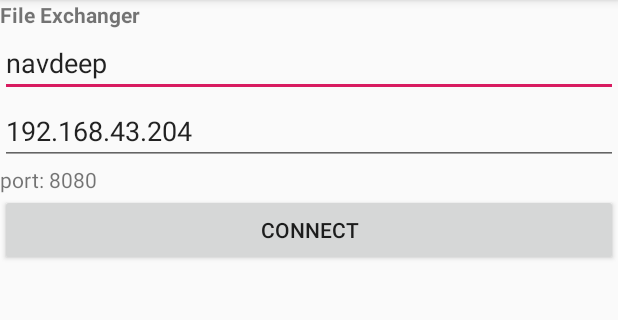
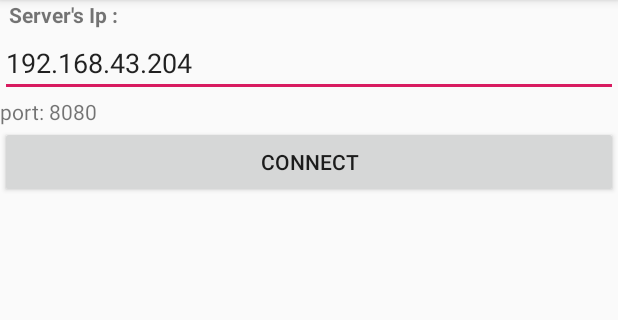
Before and after one commit to Navdeep-s/fast-file-transfer, an Android app: the screen it shows after launch (MainActivity), after a tap on "CONNECT", on a phone screen of 412 x 824 dp, the part 84-404 px from its top. Run offline under Robolectric (Android 15) with nearby library versions, the phone set to English and light mode, and no system bars.

Commit message:
added auto ip detection,fastfiletranfer named folder in android file maganger, removed some faaltu ui elements

```diff
--- a/android/app/src/main/java/com/example/fastfiletransfer/MainActivity.java
+++ b/android/app/src/main/java/com/example/fastfiletransfer/MainActivity.java
@@ -64,7 +64,7 @@ public class MainActivity extends AppCompatActivity {
     int id_count = 0;
     int file_count = 0;
     List<Uri> jobs=new LinkedList<>();
-
+    File saving_folder;
     DataOutputStream permanent_input;
     Hashtable<Integer, String> id_to_file_to_be_wrote=new Hashtable<>();
     Hashtable<String, Uri> getId_to_file_to_be_send=new Hashtable<>();
@@ -96,10 +96,23 @@ public class MainActivity extends AppCompatActivity {
 
         setContentView(R.layout.activity_main);
 
+        saving_folder = new File(Environment.getExternalStorageDirectory() +
+                File.separator + "FastFileTransfer");
+        boolean success = true;
+        if (!saving_folder.exists()) {
+            success = saving_folder.mkdirs();
+        }
+        if (success) {
+            // Do something on success
+        } else {
+            Toast.makeText(MainActivity.this, "Please provide storage permission",
+                    Toast.LENGTH_LONG).show();
+            // Do something else on failure
+        }
+
 
 
         loginPanel = (LinearLayout)findViewById(R.id.loginpanel);
-        editTextUserName = (EditText) findViewById(R.id.username);
         editTextAddress = (EditText) findViewById(R.id.address);
         textPort = (TextView) findViewById(R.id.port);
         textPort.setText("port: " + SocketServerPORT);
@@ -169,12 +182,7 @@ public class MainActivity extends AppCompatActivity {
 
 
         public void onClick(View v) {
-            String textUserName = editTextUserName.getText().toString();
-            if (textUserName.equals("")) {
-                Toast.makeText(MainActivity.this, "Enter User Name",
-                        Toast.LENGTH_LONG).show();
-                return;
-            }
+
 
             String textAddress = editTextAddress.getText().toString();
             if (textAddress.equals("")) {
@@ -228,12 +236,7 @@ public class MainActivity extends AppCompatActivity {
 
 
     public void initiate_send(View view) {
-        String textUserName = editTextUserName.getText().toString();
-        if (textUserName.equals("")) {
-            Toast.makeText(MainActivity.this, "Enter User Name",
-                    Toast.LENGTH_LONG).show();
-            return;
-        }
+
 
         textAddress = editTextAddress.getText().toString();
         if (textAddress.equals("")) {
@@ -677,7 +680,7 @@ public class MainActivity extends AppCompatActivity {
 
                 name_of_file = id_to_file_to_be_wrote.get(data_id);
 
-                myExternal_file = new File(getExternalFilesDir(null),name_of_file);
+                myExternal_file = new File(saving_folder,name_of_file);
 
                 if(!myExternal_file.exists()){
 
--- a/android/app/src/main/res/layout/activity_main.xml
+++ b/android/app/src/main/res/layout/activity_main.xml
@@ -6,11 +6,12 @@
     tools:context=".MainActivity" >
 
 
-
     <TextView
         android:layout_width="match_parent"
         android:layout_height="wrap_content"
-        android:text="File Exchanger"
+        android:text="Server's Ip :"
+        android:paddingLeft="6dp"
+
         android:textStyle="bold" />
 
     <LinearLayout
@@ -19,13 +20,6 @@
         android:layout_height="wrap_content"
         android:orientation="vertical"
         android:visibility="visible" >
-
-        <EditText
-            android:id="@+id/username"
-            android:layout_width="match_parent"
-            android:layout_height="wrap_content"
-            android:hint="User name"
-            android:text="navdeep " />
 
         <EditText
             android:id="@+id/address"
```
Also changed, not shown: 4 other files.
